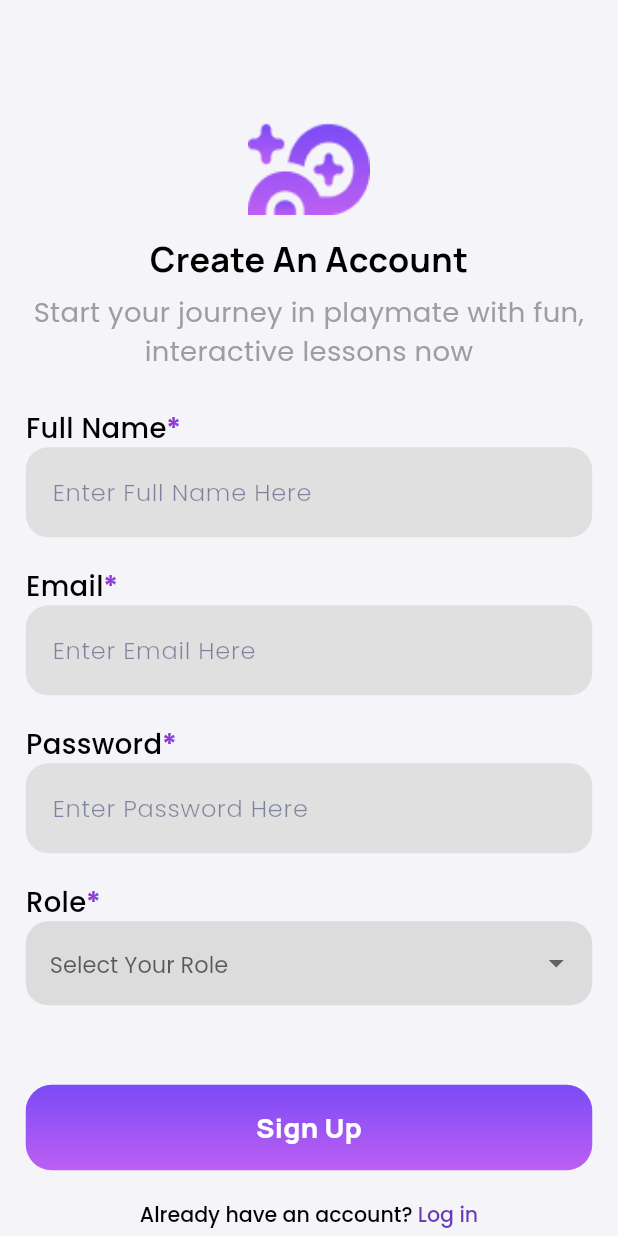
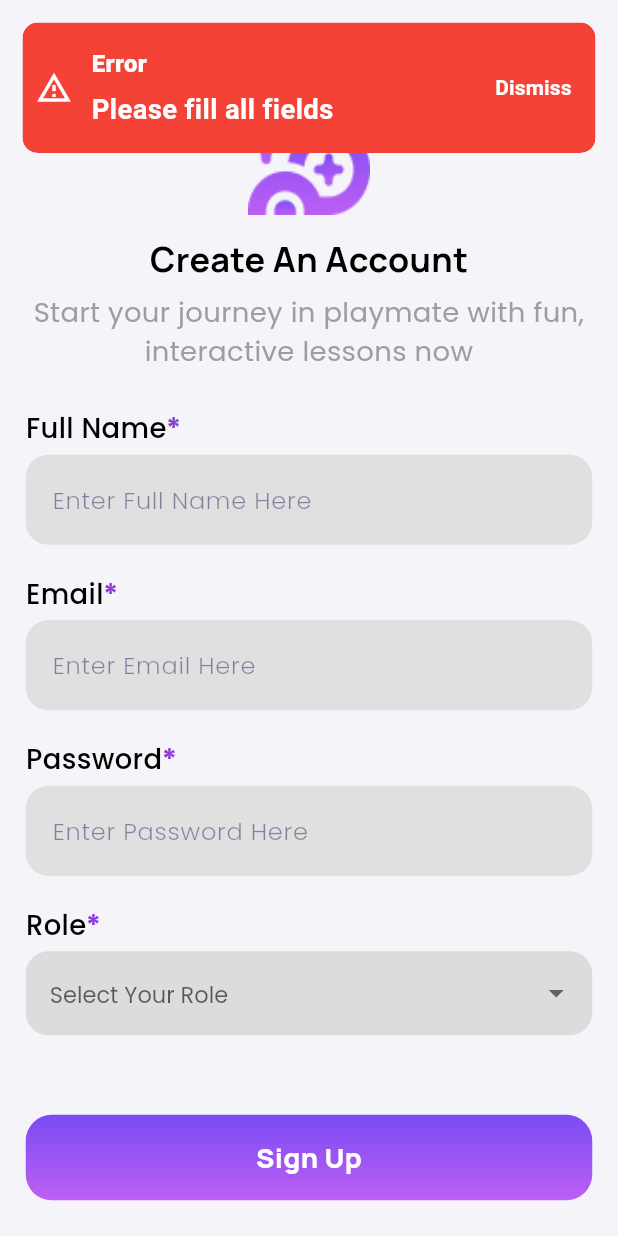
Before and after one commit to Tarikul-Islam-Shykat/mayuranpadayach, a Flutter app: the SignUpScreen screen opened by its route, after a tap on "Sign Up", on a phone screen of 412 x 824 dp. Run offline on Flutter 3.47's test engine with Material 3 defaults, Android fonts, the phone set to English and light mode, and no system bars; our stand-ins replace cached_network_image, device_preview, flutter_easyloading, flutter_screenutil, fluttertoast, get and 6 more; accounts and stored records are empty; statements that could not run were skipped.

Commit message:
otp, signup

```diff
--- a/lib/core/global_widegts/app_snackbar.dart
+++ b/lib/core/global_widegts/app_snackbar.dart
@@ -1,4 +1,5 @@
 import 'package:flutter/material.dart';
+import 'package:flutter_screenutil/flutter_screenutil.dart';
 import 'package:get/get.dart';
 
 class AppSnackbar {
@@ -6,6 +7,13 @@ class AppSnackbar {
     Get.snackbar(
       isSuccess ? 'Success' : 'Error',
       message,
+      messageText: Text(
+        message,
+        style: TextStyle(
+            fontSize: 16.sp, // Set font size for the message
+            color: Colors.white,
+            fontWeight: FontWeight.bold),
+      ),
       icon: Icon(
         isSuccess ? Icons.check_circle_outline : Icons.warning_amber_outlined,
         color: Colors.white,
@@ -13,7 +21,6 @@ class AppSnackbar {
       snackPosition: SnackPosition.TOP,
       backgroundColor: isSuccess ? Colors.green : Colors.red,
       colorText: Colors.white,
-
       borderRadius: 10,
       margin: const EdgeInsets.all(15),
       duration: const Duration(seconds: 2),
@@ -22,8 +29,10 @@ class AppSnackbar {
         onPressed: () {
           Get.closeCurrentSnackbar(); // Close the current snackbar
         },
-        style: TextButton.styleFrom(foregroundColor: Colors.white),
-        child: const Text(
+        style: TextButton.styleFrom(
+          foregroundColor: Colors.white,
+        ),
+        child: Text(
           'Dismiss',
           style: TextStyle(fontWeight: FontWeight.bold),
         ),
--- a/lib/core/network_caller/endpoints.dart
+++ b/lib/core/network_caller/endpoints.dart
@@ -1,7 +1,11 @@
 class Urls {
-  static const String baseUrl = 'https://foot-fitness.vercel.app/api/v1';
+  static const String baseUrl = 'https://mayuranpadayach.vercel.app/api/v1';
+  static const String signUp = '$baseUrl/users/register';
+  static const String verifyOTP = '$baseUrl/auth/verify-otp';
+
+  // --------------------------------------
   static const String login = '$baseUrl/auth/login';
-  static const String signUp = '$baseUrl/users/register';
+
   static const String setupProfile = '$baseUrl/users/update-profile';
   static const String authentication = '$baseUrl/auth/verify-auth';
   static const String logout = '$baseUrl/auth/logout';
--- a/lib/core/network_caller/network_config.dart
+++ b/lib/core/network_caller/network_config.dart
@@ -1,7 +1,6 @@
 // ignore_for_file: file_names, constant_identifier_names, non_constant_identifier_names, avoid_print
 
 import 'dart:convert';
-
 import 'package:flutter/material.dart';
 import 'package:fluttertoast/fluttertoast.dart';
 import 'package:internet_connection_checker/internet_connection_checker.dart';
@@ -36,9 +35,8 @@ class NetworkConfig {
         }
       } else if (method.name == RequestMethod.POST.name) {
         try {
-          var req = await http.post(Uri.parse(url),
-              // headers: header,
-              body: json_body);
+          var req =
+              await http.post(Uri.parse(url), headers: header, body: json_body);
 
           print(req.body);
           if (req.statusCode == 200) {
--- a/lib/feature/auth/controller/signup_controller.dart
+++ b/lib/feature/auth/controller/signup_controller.dart
@@ -1,29 +1,27 @@
 import 'dart:convert';
-
-import 'package:flutter/foundation.dart';
+import 'dart:developer';
 import 'package:flutter/material.dart';
 import 'package:get/get.dart';
-import 'package:http/http.dart' as http;
-import 'package:shared_preferences/shared_preferences.dart';
-
+import 'package:prettyrini/core/global_widegts/app_snackbar.dart';
+import 'package:prettyrini/core/network_caller/network_config.dart';
+import 'package:prettyrini/route/route.dart';
 import '../../../core/network_caller/endpoints.dart';
-import '../screen/profile_setup_screen.dart';
 
 class SignInController extends GetxController {
   final TextEditingController nameTEController = TextEditingController();
   final TextEditingController emailTEController = TextEditingController();
   final TextEditingController passwordTEController = TextEditingController();
-  final TextEditingController conPasswordTEController = TextEditingController();
   final isPasswordVisible = false.obs;
   final isConPasswordVisible = false.obs;
   final isLoading = false.obs;
+  final NetworkConfig _networkConfig = NetworkConfig();
 
   var selectedRoleItem = ''.obs;
-
   void selectedRole(String value) {
     selectedRoleItem.value = value;
   }
-  List<String> role = ["Customer","Business"];
+
+  List<String> role = ["ADMIN", "PROFESSIONAL", "USER"];
 
   void toggleConPasswordVisibility() {
     isConPasswordVisible.value = !isConPasswordVisible.value;
@@ -33,79 +31,57 @@ class SignInController extends GetxController {
     isPasswordVisible.value = !isPasswordVisible.value;
   }
 
-  Future<void> handleSignUp() async {
-    if (emailTEController.text.isEmpty || passwordTEController.text.isEmpty) {
-      Get.snackbar(
-        'Error',
-        'Please fill all fields',
-        snackPosition: SnackPosition.BOTTOM,
+  var isRegisterLoading = false.obs;
+  var isRegisterLoadingError = "".obs;
+  Future<bool> registerUser() async {
+    if (emailTEController.text.isEmpty ||
+        passwordTEController.text.isEmpty ||
+        nameTEController.text.isEmpty ||
+        selectedRoleItem.value.isEmpty) {
+      AppSnackbar.show(message: 'Please fill all fields', isSuccess: false);
+      return false;
+    }
+
+    try {
+      isRegisterLoading.value = true;
+      String email = emailTEController.text;
+      String password = passwordTEController.text;
+      String name = nameTEController.text;
+
+      final Map<String, dynamic> requestBody = {
+        "fullName": name,
+        "email": email,
+        "password": password,
+        "role": selectedRoleItem.value
+      };
+      log(requestBody.toString());
+      final response = await _networkConfig.ApiRequestHandler(
+        RequestMethod.POST,
+        Urls.signUp,
+        json.encode(requestBody),
+        is_auth: false,
       );
-      return;
-    } else if (passwordTEController.text != conPasswordTEController.text) {
-      Get.snackbar(
-        "Error",
-        "password not match",
-      );
-    } else {
-      try {
-        isLoading.value = true;
-        final response = await http.post(
-          Uri.parse(Urls.signUp),
-          headers: {'Content-Type': 'application/json'},
-          body: jsonEncode({
-            'email': emailTEController.text,
-            'password': passwordTEController.text,
-          }),
+      log("registerUser $response ${response['data']}");
+      if (response['success'] == false) {
+        AppSnackbar.show(message: response['message'], isSuccess: false);
+      }
+      if (response != null && response['success'] == true) {
+        AppSnackbar.show(message: "Registration Successful", isSuccess: true);
+        Get.toNamed(
+          AppRoute.getOtpVerificationScreen(),
+          arguments: {'email': email.trim()},
         );
-
-        if (response.statusCode == 200) {
-          final data = jsonDecode(response.body);
-          final token = data['data']['token'];
-          if (kDebugMode) {
-            print(token);
-          }
-          SharedPreferences pref = await SharedPreferences.getInstance();
-          pref.setString("token", token);
-          pref.setBool("isLogin", true);
-          Get.offAll(() => ProfileSetupScreen());
-          Get.snackbar(
-            'Success',
-            'User Registered successfully!',
-            snackPosition: SnackPosition.TOP,
-          );
-        } else {
-          final data = jsonDecode(response.body);
-          Get.snackbar(
-            'Error',
-            '${data['message']}',
-            snackPosition: SnackPosition.TOP,
-          );
-        }
-      } catch (e) {
-        Get.snackbar(
-          'Error',
-          'Something went wrong',
-          snackPosition: SnackPosition.TOP,
-        );
-      } finally {
-        isLoading.value = false;
+        return true;
+      } else {
+        AppSnackbar.show(message: "Failed To Registration", isSuccess: false);
+        return false;
       }
-    }
-  }
-
-  Future<void> handleGoogleSignUp() async {
-    try {
-      isLoading.value = true;
-      // Implement Google Sign In logic here
-      await Future.delayed(Duration(seconds: 2)); // Simulated API call
     } catch (e) {
-      Get.snackbar(
-        'Error',
-        'Google sign in failed',
-        snackPosition: SnackPosition.BOTTOM,
-      );
+      isRegisterLoadingError.value = e.toString();
+      AppSnackbar.show(message: "Failed To Registration", isSuccess: false);
+      return false;
     } finally {
-      isLoading.value = false;
+      isRegisterLoading.value = false;
     }
   }
 }
--- a/lib/feature/auth/screen/sign_up_screen.dart
+++ b/lib/feature/auth/screen/sign_up_screen.dart
@@ -3,24 +3,24 @@ import 'package:flutter_screenutil/flutter_screenutil.dart';
 import 'package:get/get.dart';
 import 'package:google_fonts/google_fonts.dart';
 import 'package:prettyrini/core/global_widegts/custom_text.dart';
+import 'package:prettyrini/core/global_widegts/loading_screen.dart';
 import '../../../core/const/app_colors.dart';
 import '../../../core/const/image_path.dart';
 import '../../../route/route.dart';
 import '../controller/signup_controller.dart';
-import '../widget/auth_header_subtitle.dart';
-import '../widget/auth_header_text.dart';
 import '../widget/auth_terms.dart';
 import '../widget/custom_booton_widget.dart';
 import '../widget/custome_dropdown.dart';
 import '../widget/login_or_signup_text.dart';
 import '../widget/text_field_title.dart';
 import '../widget/text_field_widget.dart';
+
 class SignUpScreen extends StatelessWidget {
   SignUpScreen({super.key});
   final SignInController controller = Get.put(SignInController());
   @override
   Widget build(BuildContext context) {
-    return  Scaffold(
+    return Scaffold(
       backgroundColor: AppColors.bgColor,
       body: SingleChildScrollView(
         padding: EdgeInsets.all(15.w),
@@ -29,14 +29,39 @@ class SignUpScreen extends StatelessWidget {
           crossAxisAlignment: CrossAxisAlignment.start,
           children: [
             SizedBox(height: 50.h),
-            Center(child: Image.asset(ImagePath.loginLogo,width: 71.w,height: 48.h,fit: BoxFit.fill,)),
-            SizedBox(height: 10.h,),
-            Center(child: headingText(text: "Create An Account"),),
-            SizedBox(height: 4.h,),
-            Center(child: smallText(text: "Start your journey in playmate with fun, interactive lessons now",maxLines: 2,textAlign: TextAlign.center,color: AppColors.grayColor),),
-
-            SizedBox(height: 20.h,),
-            textFieldTitle(text: 'Full Name',),
+            Center(
+                child: Image.asset(
+              ImagePath.loginLogo,
+              width: 71.w,
+              height: 48.h,
+              fit: BoxFit.fill,
+            )),
+            SizedBox(
+              height: 10.h,
+            ),
+            Center(
+              child: headingText(text: "Create An Account"),
+            ),
+            SizedBox(
+              height: 4.h,
+            ),
+            Center(
+              child: smallText(
+                  text:
+                      "Start your journey in playmate with fun, interactive lessons now",
+                  maxLines: 2,
+                  textAlign: TextAlign.center,
+                  color: AppColors.grayColor),
+            ),
+            SizedBox(
+              height: 20.h,
+            ),
+            textFieldTitle(
+              text: 'Full Name',
+            ),
+            SizedBox(
+              height: 5,
+            ),
             CustomAuthField(
               radiusValue2: 15,
               radiusValue: 15,
@@ -44,10 +69,15 @@ class SignUpScreen extends StatelessWidget {
               hintText: "Enter Full Name Here",
               keyboardType: TextInputType.name,
             ),
-
-            SizedBox(height: 15.h,),
-
-            textFieldTitle(text: 'Email',),
+            SizedBox(
+              height: 15.h,
+            ),
+            textFieldTitle(
+              text: 'Email',
+            ),
+            SizedBox(
+              height: 5,
+            ),
             CustomAuthField(
               radiusValue2: 15,
               radiusValue: 15,
@@ -55,10 +85,15 @@ class SignUpScreen extends StatelessWidget {
               hintText: "Enter Email Here",
               keyboardType: TextInputType.emailAddress,
             ),
-
-            SizedBox(height: 15.h,),
-
-            textFieldTitle(text: 'Password',),
+            SizedBox(
+              height: 15.h,
+            ),
+            textFieldTitle(
+              text: 'Password',
+            ),
+            SizedBox(
+              height: 5,
+            ),
             CustomAuthField(
               radiusValue2: 15,
               radiusValue: 15,
@@ -66,39 +101,54 @@ class SignUpScreen extends StatelessWidget {
               hintText: "Enter Password Here",
               keyboardType: TextInputType.visiblePassword,
             ),
-
-            SizedBox(height: 15.h,),
-
-            textFieldTitle(text: 'Role',),
-
+            SizedBox(
+              height: 15.h,
+            ),
+            textFieldTitle(
+              text: 'Role',
+            ),
+            SizedBox(
+              height: 5,
+            ),
             CustomDropdown(
               items: controller.role,
               selectedItem: controller.selectedRoleItem,
               label: "Select Your Role",
             ),
-            SizedBox(height:Get.height*0.05.h,),
-
-
-            CustomButton(
-              onTap: (){},
-              title: Text("Sign Up",
-                style: GoogleFonts.manrope(fontSize: 16.sp,fontWeight: FontWeight.w800,color: Colors.white),),
-              color: Colors.deepPurple,
+            SizedBox(
+              height: Get.height * 0.05.h,
             ),
-            SizedBox(height: 15.h,),
+            Obx(() => controller.isRegisterLoading.value
+                ? btnLoading()
+                : CustomButton(
+                    onTap: controller.registerUser,
+                    title: Text(
+                      "Sign Up",
+                      style: GoogleFonts.manrope(
+                          fontSize: 16.sp,
+                          fontWeight: FontWeight.w800,
+                          color: Colors.white),
+                    ),
+                    color: Colors.deepPurple,
+                  )),
+            SizedBox(
+              height: 15.h,
+            ),
             loginOrSignupText(
               title: 'Already have an account? ',
               pageName: 'Log in',
-              onTap: ()=>Get.toNamed(AppRoute.loginScreen),
+              onTap: () => Get.toNamed(AppRoute.loginScreen),
             ),
-            SizedBox(height: 5.h,),
+            SizedBox(
+              height: 5.h,
+            ),
             Center(child: authTerms(context)),
-            SizedBox(height: 10.h,),
-
+            SizedBox(
+              height: 10.h,
+            ),
           ],
         ),
       ),
-
     );
   }
 }
--- a/lib/feature/auth/widget/auth_terms.dart
+++ b/lib/feature/auth/widget/auth_terms.dart
@@ -4,35 +4,36 @@ import 'package:flutter_screenutil/flutter_screenutil.dart';
 import 'package:google_fonts/google_fonts.dart';
 import 'package:path/path.dart';
 
-
-authTerms(BuildContext context){
+authTerms(BuildContext context) {
   return Center(
     child: MediaQuery(
       data: MediaQuery.of(context).copyWith(textScaler: TextScaler.linear(1.0)),
-      child: RichText(text: TextSpan(
-          text: "By continuing, you confirm that you are 18 years or older and agree to our ",
-          style:GoogleFonts.poppins(
+      child: RichText(
+          maxLines: 2,
+          textAlign: TextAlign.center,
+          text: TextSpan(
+              text:
+                  "By continuing, you confirm that you are 18 years or older and agree to our ",
+              style: GoogleFonts.poppins(
                 fontSize: 12.sp,
-            fontWeight:FontWeight.w400,
+                fontWeight: FontWeight.w400,
                 color: Color(0xFF1E1E24),
-          ) ,
-          children:[
+              ),
+              children: [
                 TextSpan(
                   text: "Terms & Conditions",
                   style: GoogleFonts.poppins(
                     fontSize: 12.sp,
-                fontWeight:FontWeight.w400,
+                    fontWeight: FontWeight.w400,
                     color: Colors.deepPurple,
                   ),
-              recognizer:TapGestureRecognizer()
-                ..onTap = () {},
+                  recognizer: TapGestureRecognizer()..onTap = () {},
                 ),
-
                 TextSpan(
                   text: " and",
                   style: GoogleFonts.poppins(
                     fontSize: 12.sp,
-                fontWeight:FontWeight.w400,
+                    fontWeight: FontWeight.w400,
                     color: Color(0xFF1E1E24),
                   ),
                 ),
@@ -40,14 +41,12 @@ authTerms(BuildContext context){
                   text: " Privacy Policy.",
                   style: GoogleFonts.poppins(
                     fontSize: 12.sp,
-                fontWeight:FontWeight.w400,
+                    fontWeight: FontWeight.w400,
                     color: Colors.deepPurple,
                   ),
-              recognizer:TapGestureRecognizer()
-                ..onTap = () {},
+                  recognizer: TapGestureRecognizer()..onTap = () {},
                 ),
-          ]
-      )),
+              ])),
     ),
   );
 }
--- a/lib/feature/auth/widget/login_or_signup_text.dart
+++ b/lib/feature/auth/widget/login_or_signup_text.dart
@@ -4,24 +4,29 @@ import 'package:google_fonts/google_fonts.dart';
 
 import '../../../core/const/app_colors.dart';
 
-
-Widget loginOrSignupText({ required String title,
+Widget loginOrSignupText({
+  required String title,
   required String pageName,
   required VoidCallback onTap,
-  }){
+}) {
   return Center(
     child: GestureDetector(
       onTap: onTap,
-      child: RichText(text: TextSpan(
-          text:title,
-          style: GoogleFonts.poppins(fontSize: 12.sp,fontWeight: FontWeight.w500,color: AppColors.blackColor),
-          children: [
+      child: RichText(
+          text: TextSpan(
+              text: title,
+              style: GoogleFonts.poppins(
+                  fontSize: 18.sp,
+                  fontWeight: FontWeight.w500,
+                  color: AppColors.blackColor),
+              children: [
             TextSpan(
-                text:pageName,
-                style: GoogleFonts.poppins(fontWeight: FontWeight.w500,fontSize: 12.sp,color: Colors.deepPurple)
-            )
-          ]
-      )),
+                text: pageName,
+                style: GoogleFonts.poppins(
+                    fontWeight: FontWeight.w500,
+                    fontSize: 18.sp,
+                    color: Colors.deepPurple))
+          ])),
     ),
   );
 }
--- a/lib/main.dart
+++ b/lib/main.dart
@@ -13,9 +13,8 @@ void main() async {
   configEasyLoading();
   await SharedPreferences.getInstance();
   Get.put(ThemeController());
-  runApp(DevicePreview(
-      enabled: true,
-      builder: (context)=>MyApp()),
+  runApp(
+    MyApp(),
   );
 }
 
--- a/lib/route/route.dart
+++ b/lib/route/route.dart
@@ -20,7 +20,6 @@ import '../feature/auth/screen/reset_password.dart';
 import '../feature/splash_screen/screen/splash_screen.dart';
 
 class AppRoute {
-
   //common route name
   static String splashScreen = '/splashScreen';
   static String loginScreen = "/loginScreen";
@@ -38,14 +37,15 @@ class AppRoute {
   static const String adminHomeScreen = "/admin_home_screen";
   static const String adminBusinessScreen = "/admin_business_screen";
   static const String adminServiceScreen = "/admin_service_screen";
-  static const String adminServiceDetailsScreen = "/admin_service_Details_screen";
+  static const String adminServiceDetailsScreen =
+      "/admin_service_Details_screen";
   static const String servicePortfolioScreen = "/service_portfolio_screen";
   static const String serviceSpecialistScreen = "/service_specialist_screen";
   static const String serviceAboutScreen = "/service_about_screen";
-  static const String serviceAboutDetailsScreen = "/service_about_details_screen";
+  static const String serviceAboutDetailsScreen =
+      "/service_about_details_screen";
   static const String bookingScreen = "/booking_screen";
   static const String bookingDetailsScreen = "/booking_details_screen";
-
 
   //common getter
   static String getSplashScreen() => splashScreen;
@@ -56,29 +56,38 @@ class AppRoute {
   static String getResetPassScreen() => resetPassScreen;
   static String getProfileScreen() => profileScreen;
   static String getEditProfileScreen() => editProfileScreen;
-  static String getChangeScreen() =>changePasswordScreen ;
+  static String getChangeScreen() => changePasswordScreen;
   //user getter
 
   //admin getter
-  static String getAdminHomeScreen()=>adminHomeScreen;
-  static String getAdminBusinessScreen()=>adminBusinessScreen;
-  static String getAdminServiceScreen()=>adminServiceScreen;
-  static String getAdminServiceDetailsScreen()=>adminServiceDetailsScreen;
-  static String getServicePortfolioScreen()=>servicePortfolioScreen;
-  static String getServiceSpecialistScreen()=>serviceSpecialistScreen;
-  static String getServiceAboutScreen()=>serviceAboutScreen;
-  static String getServiceAboutDetailsScreen()=>serviceAboutDetailsScreen;
-  static String getBookingScreen()=>bookingScreen;
-  static String getBookingDetailsScreen()=>bookingDetailsScreen;
+  static String getAdminHomeScreen() => adminHomeScreen;
+  static String getAdminBusinessScreen() => adminBusinessScreen;
+  static String getAdminServiceScreen() => adminServiceScreen;
+  static String getAdminServiceDetailsScreen() => adminServiceDetailsScreen;
+  static String getServicePortfolioScreen() => servicePortfolioScreen;
+  static String getServiceSpecialistScreen() => serviceSpecialistScreen;
+  static String getServiceAboutScreen() => serviceAboutScreen;
+  static String getServiceAboutDetailsScreen() => serviceAboutDetailsScreen;
+  static String getBookingScreen() => bookingScreen;
+  static String getBookingDetailsScreen() => bookingDetailsScreen;
 
   static List<GetPage> routes = [
-
     //common route page
-    GetPage(name: splashScreen, page: () =>  SplashScreen()),
+    GetPage(name: splashScreen, page: () => SplashScreen()),
     GetPage(name: loginScreen, page: () => LoginScreen()),
     GetPage(name: signUpScreen, page: () => SignUpScreen()),
-    GetPage(name: forgetScreen, page: () =>  ForgetPasswordScreen()),
-    GetPage(name: otpVerificationScreen, page: () =>  OtpVeryScreen()),
+    GetPage(name: forgetScreen, page: () => ForgetPasswordScreen()),
+    GetPage(
+        name: otpVerificationScreen,
+        page: () {
+          final String email = Get.arguments?['email'] ?? '';
+          return OtpVeryScreen(email: email);
+        }),
+    // GetPage(
+    //     name: otpVerificationScreen,
+    //     page: () => OtpVeryScreen(
+    //           email: "",
+    //         )),
     GetPage(name: resetPassScreen, page: () => ResetPasswordScreen()),
     GetPage(name: profileScreen, page: () => ProfileScreen()),
     GetPage(name: editProfileScreen, page: () => EditProfile()),
@@ -87,16 +96,16 @@ class AppRoute {
     //user route page
 
     //admin route page
-    GetPage(name: adminHomeScreen, page: ()=>AdminHomeScreen()),
-    GetPage(name: adminBusinessScreen, page: ()=>BusinessScreen()),
-    GetPage(name: adminServiceScreen, page: ()=>ServiceScreen()),
-    GetPage(name: adminServiceDetailsScreen, page: ()=>ServiceDetailsScreen()),
-    GetPage(name: servicePortfolioScreen, page: ()=>PortfolioScreen()),
-    GetPage(name: serviceSpecialistScreen, page: ()=>SpecialistScreen()),
-    GetPage(name: serviceAboutScreen, page: ()=>AboutScreen()),
-    GetPage(name: serviceAboutDetailsScreen, page: ()=>AboutDetailsScreen()),
-    GetPage(name: bookingScreen, page: ()=>BookingScreen()),
-    GetPage(name: bookingDetailsScreen, page: ()=>BookingDetailsScreen()),
-
+    GetPage(name: adminHomeScreen, page: () => AdminHomeScreen()),
+    GetPage(name: adminBusinessScreen, page: () => BusinessScreen()),
+    GetPage(name: adminServiceScreen, page: () => ServiceScreen()),
+    GetPage(
+        name: adminServiceDetailsScreen, page: () => ServiceDetailsScreen()),
+    GetPage(name: servicePortfolioScreen, page: () => PortfolioScreen()),
+    GetPage(name: serviceSpecialistScreen, page: () => SpecialistScreen()),
+    GetPage(name: serviceAboutScreen, page: () => AboutScreen()),
+    GetPage(name: serviceAboutDetailsScreen, page: () => AboutDetailsScreen()),
+    GetPage(name: bookingScreen, page: () => BookingScreen()),
+    GetPage(name: bookingDetailsScreen, page: () => BookingDetailsScreen()),
   ];
 }
--- a/pubspec.yaml
+++ b/pubspec.yaml
@@ -51,6 +51,8 @@ dependencies:
   dio: ^5.8.0+1
   intl:
   device_preview: ^1.2.0
+  fpdart: ^1.1.1
+  loading_animation_widget: ^1.3.0
 
 dev_dependencies:
   flutter_test:
```
Also changed, not shown: lib/core/global_widegts/loading_screen.dart (added, +30 -0 lines), lib/feature/auth/controller/forget_pasword_controller.dart (+7 -2 lines), lib/feature/auth/controller/otp_verfication_controller.dart (added, +48 -0 lines), lib/feature/auth/screen/login_screen.dart (+69 -41 lines), lib/feature/auth/screen/otp_very_screen.dart (+70 -34 lines), pubspec.lock, 1 other file. Lines whose indentation alone changed are shown as unchanged.
